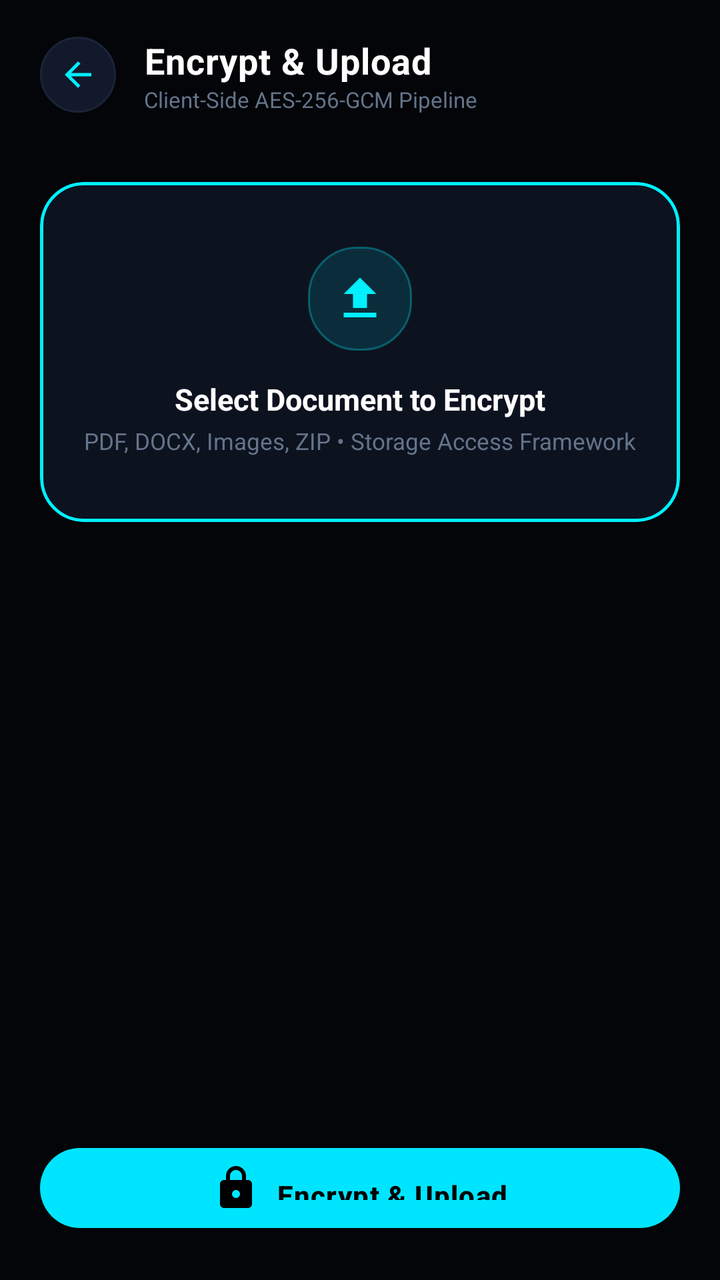
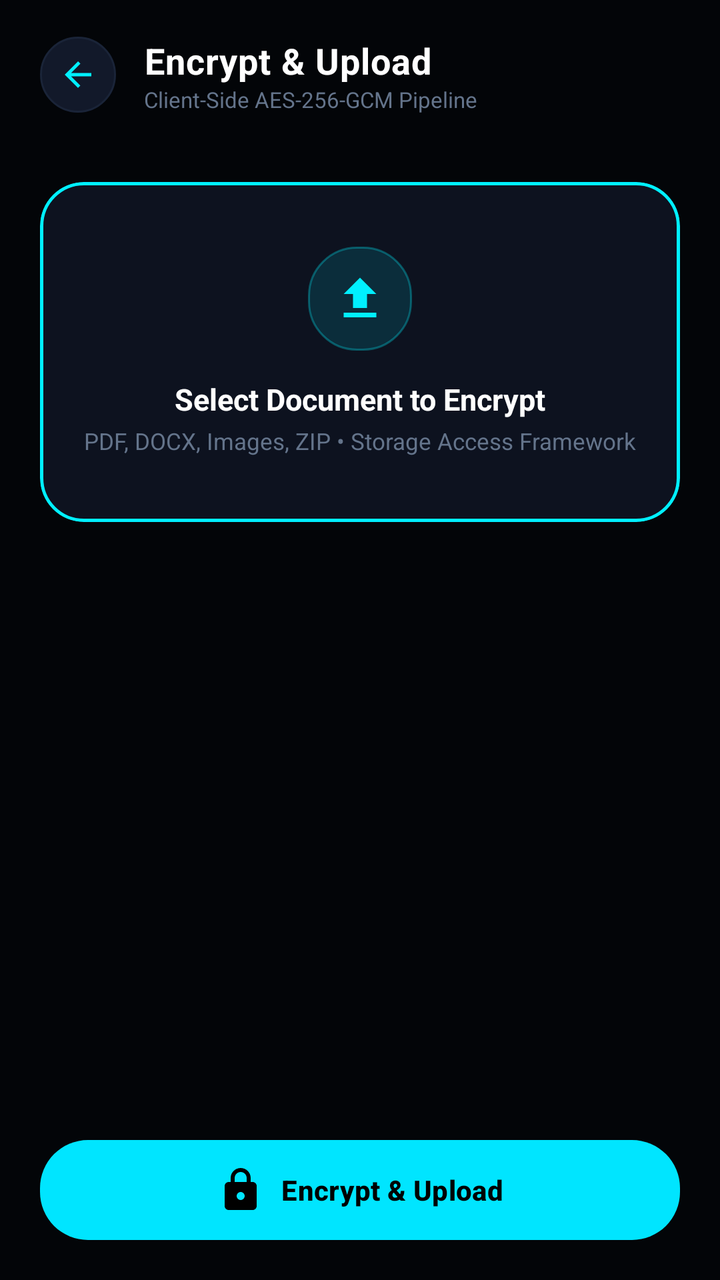

Screens rendered from an Android XML layout before and after an edit, with the pre-edit source and the edit as a unified diff.
<!-- AndroidManifest.xml: application theme Theme.SecureDrop -->
<!-- res/layout/activity_upload_file.xml -->
<?xml version="1.0" encoding="utf-8"?>
<LinearLayout xmlns:android="http://schemas.android.com/apk/res/android"
    xmlns:app="http://schemas.android.com/apk/res-auto"
    android:layout_width="match_parent"
    android:layout_height="match_parent"
    android:background="@color/bg_dark"
    android:orientation="vertical">

    
    <LinearLayout
        android:layout_width="match_parent"
        android:layout_height="wrap_content"
        android:gravity="center_vertical"
        android:orientation="horizontal"
        android:paddingStart="20dp"
        android:paddingTop="18dp"
        android:paddingEnd="20dp"
        android:paddingBottom="14dp">

        <ImageView
            android:id="@+id/btnBack"
            android:layout_width="38dp"
            android:layout_height="38dp"
            android:background="@drawable/bg_circle_icon_button"
            android:padding="9dp"
            android:src="@drawable/ic_arrow_back"
            app:tint="@color/brand_accent" />

        <LinearLayout
            android:layout_width="0dp"
            android:layout_height="wrap_content"
            android:layout_marginStart="14dp"
            android:layout_weight="1"
            android:orientation="vertical">

            <TextView
                android:layout_width="wrap_content"
                android:layout_height="wrap_content"
                android:letterSpacing="0.02"
                android:text="Encrypt &amp; Upload"
                android:textColor="@color/text_primary"
                android:textSize="18sp"
                android:textStyle="bold" />

            <TextView
                android:layout_width="wrap_content"
                android:layout_height="wrap_content"
                android:text="Client-Side AES-256-GCM Pipeline"
                android:textColor="@color/text_muted"
                android:textSize="11sp" />
        </LinearLayout>
    </LinearLayout>

    <ScrollView
        android:layout_width="match_parent"
        android:layout_height="0dp"
        android:layout_weight="1"
        android:fillViewport="true"
        android:overScrollMode="never">

        <LinearLayout
            android:layout_width="match_parent"
            android:layout_height="wrap_content"
            android:orientation="vertical"
            android:padding="20dp">

            
            <com.google.android.material.card.MaterialCardView
                android:id="@+id/cardSelectFile"
                android:layout_width="match_parent"
                android:layout_height="170dp"
                android:clickable="true"
                android:focusable="true"
                android:foreground="?android:attr/selectableItemBackground"
                app:cardBackgroundColor="@color/bg_surface_card"
                app:cardCornerRadius="22dp"
                app:cardElevation="0dp"
                app:strokeColor="@color/border_active"
                app:strokeWidth="1.5dp">

                <LinearLayout
                    android:layout_width="match_parent"
                    android:layout_height="match_parent"
                    android:gravity="center"
                    android:orientation="vertical"
                    android:padding="20dp">

                    <ImageView
                        android:layout_width="52dp"
                        android:layout_height="52dp"
                        android:background="@drawable/bg_badge_blue"
                        android:padding="12dp"
                        android:src="@drawable/ic_upload"
                        app:tint="@color/brand_accent" />

                    <TextView
                        android:layout_width="wrap_content"
                        android:layout_height="wrap_content"
                        android:layout_marginTop="14dp"
                        android:text="Select Document to Encrypt"
                        android:textColor="@color/text_primary"
                        android:textSize="15sp"
                        android:textStyle="bold" />

                    <TextView
                        android:layout_width="wrap_content"
                        android:layout_height="wrap_content"
                        android:layout_marginTop="3dp"
                        android:text="PDF, DOCX, Images, ZIP • Storage Access Framework"
                        android:textColor="@color/text_muted"
                        android:textSize="11.5sp" />
                </LinearLayout>
            </com.google.android.material.card.MaterialCardView>

            
            <com.google.android.material.card.MaterialCardView
                android:id="@+id/cardFilePreview"
                android:layout_width="match_parent"
                android:layout_height="wrap_content"
                android:layout_marginTop="18dp"
                android:visibility="gone"
                app:cardBackgroundColor="@color/bg_surface_card"
                app:cardCornerRadius="20dp"
                app:cardElevation="0dp"
                app:strokeColor="@color/border_subtle"
                app:strokeWidth="1dp">

                <LinearLayout
                    android:layout_width="match_parent"
                    android:layout_height="wrap_content"
                    android:orientation="vertical"
                    android:padding="18dp">

                    <TextView
                        android:id="@+id/tvSelectedFileName"
                        android:layout_width="wrap_content"
                        android:layout_height="wrap_content"
                        android:text="document.pdf"
                        android:textColor="@color/text_primary"
                        android:textSize="16sp"
                        android:textStyle="bold" />

                    <TextView
                        android:id="@+id/tvSelectedFileSize"
                        android:layout_width="wrap_content"
                        android:layout_height="wrap_content"
                        android:layout_marginTop="3dp"
                        android:text="Size: 1.2 MB • MIME: application/pdf"
                        android:textColor="@color/text_secondary"
                        android:textSize="12sp" />

                    <View
                        android:layout_width="match_parent"
                        android:layout_height="1dp"
                        android:layout_marginTop="12dp"
                        android:layout_marginBottom="12dp"
                        android:background="@color/divider_line" />

                    <TextView
                        android:layout_width="wrap_content"
                        android:layout_height="wrap_content"
                        android:letterSpacing="0.06"
                        android:text="CRYPTOGRAPHIC AUDIT SPECIFICATION"
                        android:textColor="@color/brand_accent"
                        android:textSize="10.5sp"
                        android:textStyle="bold" />

                    <TextView
                        android:id="@+id/tvCryptoAudit"
                        android:layout_width="match_parent"
                        android:layout_height="wrap_content"
                        android:layout_marginTop="8dp"
                        android:background="@drawable/bg_input_field"
                        android:fontFamily="monospace"
                        android:lineSpacingExtra="3dp"
                        android:padding="12dp"
                        android:text="Algorithm: AES-256-GCM\nKey Protection: Android Keystore\nPlaintext SHA-256: calculating..."
                        android:textColor="@color/security_green"
                        android:textSize="11sp" />
                </LinearLayout>
            </com.google.android.material.card.MaterialCardView>

            
            <LinearLayout
                android:id="@+id/layoutProgress"
                android:layout_width="match_parent"
                android:layout_height="wrap_content"
                android:layout_marginTop="18dp"
                android:background="@drawable/bg_card_cyber"
                android:orientation="vertical"
                android:padding="18dp"
                android:visibility="gone">

                <TextView
                    android:id="@+id/tvProgressStatus"
                    android:layout_width="wrap_content"
                    android:layout_height="wrap_content"
                    android:text="Encrypting payload with AES-256-GCM..."
                    android:textColor="@color/brand_accent"
                    android:textSize="13sp"
                    android:textStyle="bold" />

                <ProgressBar
                    android:id="@+id/pbUpload"
                    style="@style/Widget.AppCompat.ProgressBar.Horizontal"
                    android:layout_width="match_parent"
                    android:layout_height="6dp"
                    android:layout_marginTop="12dp"
                    android:indeterminate="true"
                    android:progressTint="@color/brand_accent" />
            </LinearLayout>

            <TextView
                android:id="@+id/tvUploadError"
                android:layout_width="match_parent"
                android:layout_height="wrap_content"
                android:layout_marginTop="14dp"
                android:background="@drawable/bg_badge_red"
                android:padding="12dp"
                android:textColor="@color/security_red"
                android:textSize="12sp"
                android:visibility="gone" />

            <View
                android:layout_width="match_parent"
                android:layout_height="0dp"
                android:layout_weight="1" />

            <com.google.android.material.button.MaterialButton
                android:id="@+id/btnStartEncryption"
                style="@style/SecureDropButton"
                android:layout_width="match_parent"
                android:layout_height="52dp"
                android:layout_marginTop="24dp"
                android:enabled="false"
                android:text="Encrypt &amp; Upload"
                android:textColor="@color/black"
                app:icon="@drawable/ic_lock"
                app:iconGravity="textStart"
                app:iconTint="@color/black" />
        </LinearLayout>
    </ScrollView>
</LinearLayout>
<!-- resources referenced by this layout -->
<resources>
  <color name="bg_dark">#030508</color>
  <color name="bg_surface_card">#0D121F</color>
  <color name="black">#000000</color>
  <color name="border_active">#00F0FF</color>
  <color name="border_subtle">#1A2438</color>
  <color name="brand_accent">#00F0FF</color>
  <color name="divider_line">#121929</color>
  <color name="security_green">#00FF9D</color>
  <color name="security_red">#FF2A55</color>
  <color name="text_muted">#64748B</color>
  <color name="text_primary">#FFFFFF</color>
  <color name="text_secondary">#94A3B8</color>
  <!-- drawable bg_badge_blue (drawable) -->
  <?xml version="1.0" encoding="utf-8"?>
  <shape xmlns:android="http://schemas.android.com/apk/res/android"
      android:shape="rectangle">
      <solid android:color="@color/security_blue_bg" />
      <corners android:radius="24dp" />
      <stroke
          android:width="1dp"
          android:color="@color/border_glow" />
  </shape>
  <!-- drawable bg_badge_red (drawable) -->
  <?xml version="1.0" encoding="utf-8"?>
  <shape xmlns:android="http://schemas.android.com/apk/res/android"
      android:shape="rectangle">
      <solid android:color="@color/security_red_bg" />
      <corners android:radius="24dp" />
      <stroke
          android:width="1dp"
          android:color="@color/security_red" />
  </shape>
  <!-- drawable bg_input_field (drawable) -->
  <?xml version="1.0" encoding="utf-8"?>
  <shape xmlns:android="http://schemas.android.com/apk/res/android"
      android:shape="rectangle">
      <solid android:color="@color/bg_input" />
      <corners android:radius="14dp" />
      <stroke
          android:width="1dp"
          android:color="@color/border_subtle" />
  </shape>
  <style name="SecureDropButton" parent="Widget.MaterialComponents.Button">
          <item name="cornerRadius">24dp</item>
          <item name="android:textAllCaps">false</item>
          <item name="android:textStyle">bold</item>
          <item name="android:paddingTop">14dp</item>
          <item name="android:paddingBottom">14dp</item>
          <item name="backgroundTint">@color/brand_primary</item>
          <item name="android:textColor">@color/black</item>
          <item name="android:letterSpacing">0.03</item>
      </style>
  <style name="Theme.SecureDrop" parent="Theme.MaterialComponents.DayNight.NoActionBar">
          
          <item name="colorPrimary">@color/brand_primary</item>
          <item name="colorPrimaryVariant">@color/brand_primary_variant</item>
          <item name="colorOnPrimary">@color/black</item>
          
          <item name="colorSecondary">@color/brand_accent</item>
          <item name="colorSecondaryVariant">@color/brand_accent</item>
          <item name="colorOnSecondary">@color/black</item>
          
          <item name="android:statusBarColor">@color/bg_dark</item>
          <item name="android:navigationBarColor">@color/bg_dark</item>
          <item name="android:windowBackground">@color/bg_dark</item>
          <item name="android:windowLightStatusBar">false</item>
      </style>
  <color name="security_blue_bg">#2000E5FF</color>
  <color name="border_glow">#4D00F0FF</color>
  <color name="security_red_bg">#20FF2A55</color>
  <color name="brand_accent_glow">#4000F0FF</color>
  <color name="bg_surface_elevated">#12192A</color>
  <color name="bg_input">#06080F</color>
  <color name="brand_primary">#00E5FF</color>
  <color name="brand_primary_variant">#00B0FF</color>
  <!-- unchanged entries left out for length: 5 -->
</resources>

<!-- the commit's change to res/layout/activity_upload_file.xml (unified diff, before → after) -->
@@ -4,6 +4,7 @@
     android:layout_width="match_parent"
     android:layout_height="match_parent"
     android:background="@color/bg_dark"
+    android:fitsSystemWindows="true"
     android:orientation="vertical">
 
     
@@ -230,13 +231,15 @@
                 android:id="@+id/btnStartEncryption"
                 style="@style/SecureDropButton"
                 android:layout_width="match_parent"
-                android:layout_height="52dp"
+                android:layout_height="wrap_content"
                 android:layout_marginTop="24dp"
                 android:enabled="false"
+                android:minHeight="50dp"
                 android:text="Encrypt &amp; Upload"
                 android:textColor="@color/black"
                 app:icon="@drawable/ic_lock"
                 app:iconGravity="textStart"
+                app:iconPadding="8dp"
                 app:iconTint="@color/black" />
         </LinearLayout>
     </ScrollView>
<!-- resource entries referenced after the edit -->
@@ -43,14 +43,26 @@
           android:color="@color/border_subtle" />
   </shape>
   <style name="SecureDropButton" parent="Widget.MaterialComponents.Button">
+          <item name="android:insetTop">0dp</item>
+          <item name="android:insetBottom">0dp</item>
+          <item name="android:insetLeft">0dp</item>
+          <item name="android:insetRight">0dp</item>
+          <item name="android:minHeight">48dp</item>
           <item name="cornerRadius">24dp</item>
           <item name="android:textAllCaps">false</item>
           <item name="android:textStyle">bold</item>
-          <item name="android:paddingTop">14dp</item>
-          <item name="android:paddingBottom">14dp</item>
+          <item name="android:paddingTop">12dp</item>
+          <item name="android:paddingBottom">12dp</item>
+          <item name="android:paddingStart">16dp</item>
+          <item name="android:paddingEnd">16dp</item>
           <item name="backgroundTint">@color/brand_primary</item>
           <item name="android:textColor">@color/black</item>
-          <item name="android:letterSpacing">0.03</item>
+          <item name="android:letterSpacing">0.01</item>
+          <item name="iconGravity">textStart</item>
+          <item name="iconPadding">8dp</item>
+          <item name="rippleColor">#33000000</item>
+          <item name="android:singleLine">true</item>
+          <item name="android:ellipsize">end</item>
       </style>
   <style name="Theme.SecureDrop" parent="Theme.MaterialComponents.DayNight.NoActionBar">
           
@@ -66,6 +78,7 @@
           <item name="android:navigationBarColor">@color/bg_dark</item>
           <item name="android:windowBackground">@color/bg_dark</item>
           <item name="android:windowLightStatusBar">false</item>
+          <item name="android:fitsSystemWindows">true</item>
       </style>
   <color name="security_blue_bg">#2000E5FF</color>
   <color name="border_glow">#4D00F0FF</color>
